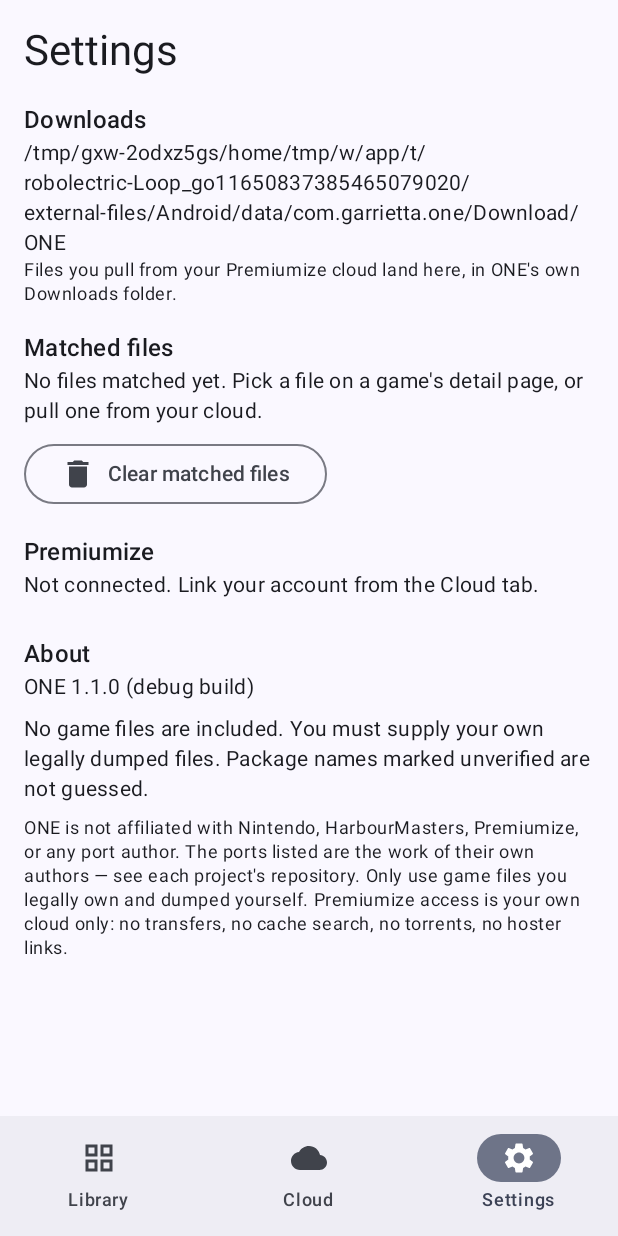
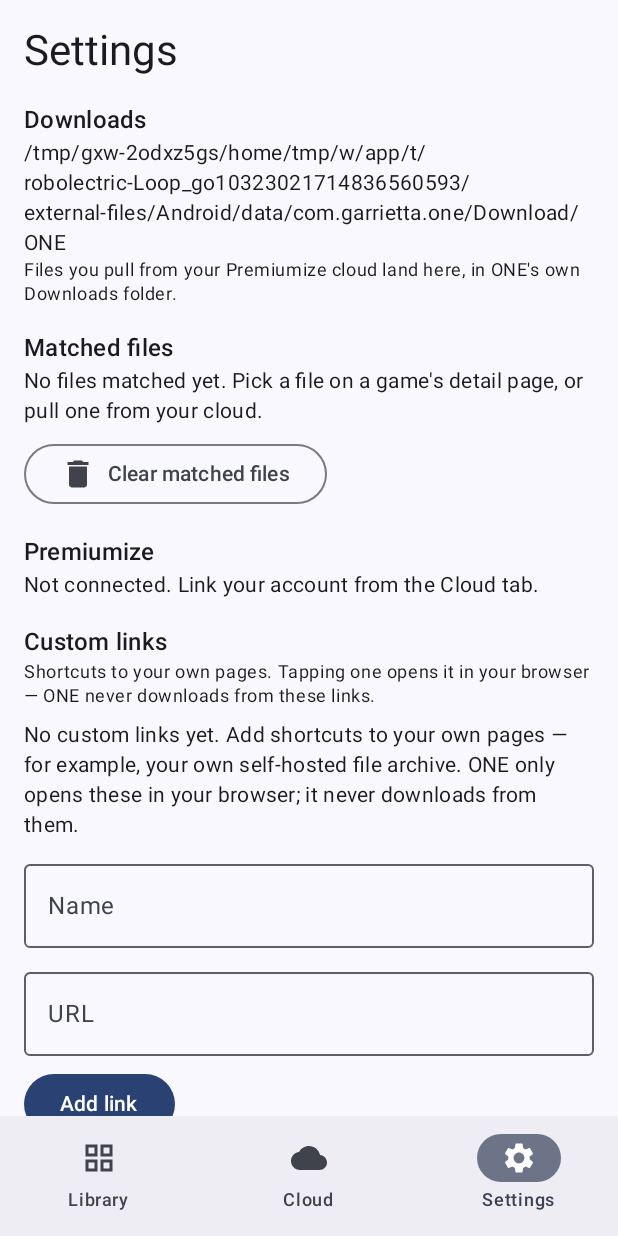
Before and after one commit to Garrietta/ONE-Launcher, an Android app built with Jetpack Compose: the screen it shows after launch (MainActivity), item 3 of the bottom bar chosen, on a phone screen of 412 x 824 dp. Run offline under Robolectric (Android 15) with nearby library versions, the phone set to English and light mode, and no system bars; our stand-ins replace window size class; pictures from the network do not load; 3 statements that could not run were skipped.

Commit message:
v1.1.0: Custom links in Settings (browser-only shortcuts)
- New "Custom links" section in Settings: the user adds a shortcut as
  name + URL; the list shows the name and host, tapping it opens it in
  the external browser via the existing openUrl helper, and each row has
  a delete button. No edit in v1.1 — delete + re-add is fine.
- Storage is on-device only: DataStore Preferences as a JSON list
  (kotlinx-serialization). Never synced, never in the repo, never logged.
- URL handling is the pure function normalizeCustomLinkUrl: trims,
  prepends https:// when no scheme is present, accepts http/https only,
  rejects anything else with a plain inline error. Unit-tested
  (CustomLinksTest): valid https, missing scheme gets https, host:port
  without scheme gets https, ftp/javascript/mailto rejected, blank
  rejected, scheme without host rejected.
- Boundary: nothing is prefilled and no download site is named anywhere.
  The app never downloads, fetches, or matches anything from a custom
  link — tap opens in the browser, nothing else. No integration with
  Cloud, matching, or Downloads.
- CHANGELOG v1.1.0 entry.

```diff
--- a/app/src/main/java/dev/one/launcher/ui/OneApp.kt
+++ b/app/src/main/java/dev/one/launcher/ui/OneApp.kt
@@ -1022,12 +1022,18 @@ private fun CloudItemRow(
 
 // ---- Settings ----
 
+@OptIn(ExperimentalMaterial3Api::class)
 @Composable
 private fun SettingsScreen(viewModel: OneViewModel) {
+    val context = LocalContext.current
     val account by viewModel.pmAccount.collectAsState()
     val statuses by viewModel.portStatuses.collectAsState()
     val assignedFiles by viewModel.assignedFiles.collectAsState()
+    val customLinks by viewModel.customLinks.collectAsState()
+    val customLinkError by viewModel.customLinkError.collectAsState()
     var message by remember { mutableStateOf<String?>(null) }
+    var linkName by remember { mutableStateOf("") }
+    var linkUrl by remember { mutableStateOf("") }
 
     Column(
         modifier = Modifier
@@ -1113,6 +1119,77 @@ private fun SettingsScreen(viewModel: OneViewModel) {
             Spacer(modifier = Modifier.height(8.dp))
             Text(text = message!!, style = MaterialTheme.typography.bodySmall)
         }
+        Spacer(modifier = Modifier.height(16.dp))
+
+        Text(text = "Custom links", style = MaterialTheme.typography.titleMedium)
+        Text(
+            text = "Shortcuts to your own pages. Tapping one opens it in " +
+                "your browser — ONE never downloads from these links.",
+            style = MaterialTheme.typography.bodySmall
+        )
+        Spacer(modifier = Modifier.height(8.dp))
+        if (customLinks.isEmpty()) {
+            Text(
+                text = "No custom links yet. Add shortcuts to your own pages — " +
+                    "for example, your own self-hosted file archive. ONE only " +
+                    "opens these in your browser; it never downloads from them.",
+                style = MaterialTheme.typography.bodyMedium
+            )
+        } else {
+            customLinks.forEach { link ->
+                Row(verticalAlignment = Alignment.CenterVertically) {
+                    Column(modifier = Modifier.weight(1f)) {
+                        TextButton(onClick = { openUrl(context, link.url) }) {
+                            Text(link.name)
+                        }
+                        Text(
+                            text = Uri.parse(link.url).host ?: link.url,
+                            style = MaterialTheme.typography.bodySmall,
+                            color = MaterialTheme.colorScheme.onSurfaceVariant
+                        )
+                    }
+                    IconButton(onClick = { viewModel.removeCustomLink(link) }) {
+                        Icon(
+                            Icons.Filled.Delete,
+                            contentDescription = "Delete ${link.name}"
+                        )
+                    }
+                }
+            }
+        }
+        Spacer(modifier = Modifier.height(8.dp))
+        OutlinedTextField(
+            value = linkName,
+            onValueChange = { linkName = it },
+            label = { Text("Name") },
+            placeholder = { Text("My archive") },
+            singleLine = true,
+            modifier = Modifier.fillMaxWidth()
+        )
+        Spacer(modifier = Modifier.height(8.dp))
+        OutlinedTextField(
+            value = linkUrl,
+            onValueChange = { linkUrl = it },
+            label = { Text("URL") },
+            placeholder = { Text("https://example.com") },
+            singleLine = true,
+            modifier = Modifier.fillMaxWidth()
+        )
+        Spacer(modifier = Modifier.height(8.dp))
+        Button(
+            onClick = {
+                if (viewModel.addCustomLink(linkName, linkUrl)) {
+                    linkName = ""
+                    linkUrl = ""
+                }
+            }
+        ) {
+            Text("Add link")
+        }
+        if (customLinkError != null) {
+            Spacer(modifier = Modifier.height(4.dp))
+            Text(text = customLinkError!!, color = MaterialTheme.colorScheme.error)
+        }
 
         Spacer(modifier = Modifier.height(24.dp))
         Text(text = "About", style = MaterialTheme.typography.titleMedium)
--- a/app/src/main/java/dev/one/launcher/ui/OneViewModel.kt
+++ b/app/src/main/java/dev/one/launcher/ui/OneViewModel.kt
@@ -9,6 +9,8 @@ import androidx.lifecycle.AndroidViewModel
 import androidx.lifecycle.ViewModel
 import androidx.lifecycle.ViewModelProvider
 import androidx.lifecycle.viewModelScope
+import dev.one.launcher.data.CustomLink
+import dev.one.launcher.data.CustomLinksStore
 import dev.one.launcher.data.DownloadRepository
 import dev.one.launcher.data.DownloadState
 import dev.one.launcher.data.GitHubAsset
@@ -29,6 +31,7 @@ import dev.one.launcher.data.PremiumizeResult
 import dev.one.launcher.data.ReleaseResult
 import dev.one.launcher.data.SecureKeyStore
 import dev.one.launcher.data.compareVersions
+import dev.one.launcher.data.normalizeCustomLinkUrl
 import dev.one.launcher.data.pickApkAsset
 import dev.one.launcher.model.Port
 import dev.one.launcher.model.PortCatalog
@@ -99,6 +102,7 @@ class OneViewModel(application: Application) : AndroidViewModel(application) {
     private val matchedStore = MatchedFilesStore(application)
     private val downloadRepo = DownloadRepository(application)
     private val releasesApi = GitHubReleasesApi()
+    private val customLinksStore = CustomLinksStore(application)
 
     // StateFlows must be declared before init: init calls refreshLibrary(),
     // and Kotlin initializes properties and init blocks in declaration order,
@@ -170,6 +174,14 @@ class OneViewModel(application: Application) : AndroidViewModel(application) {
     private val _extractMessage = MutableStateFlow<Map<String, String>>(emptyMap())
     val extractMessage: StateFlow<Map<String, String>> = _extractMessage.asStateFlow()
 
+    /** User-entered custom links (Settings), stored only on this device. */
+    private val _customLinks = MutableStateFlow<List<CustomLink>>(emptyList())
+    val customLinks: StateFlow<List<CustomLink>> = _customLinks.asStateFlow()
+
+    /** Validation error from adding a custom link, if any. */
+    private val _customLinkError = MutableStateFlow<String?>(null)
+    val customLinkError: StateFlow<String?> = _customLinkError.asStateFlow()
+
     /** (folder id, display name), root first. */
     private val folderStack = mutableListOf<Pair<String?, String>>(null to "My cloud")
 
@@ -191,6 +203,10 @@ class OneViewModel(application: Application) : AndroidViewModel(application) {
         catalogNote = catalog.catalogNote
         ports = catalog.ports
         refreshLibrary()
+        // Keep the on-device custom links in state.
+        viewModelScope.launch {
+            customLinksStore.links.collect { _customLinks.value = it }
+        }
         // Restore a saved Premiumize session, if the user linked one before.
         if (secureKeyStore.getApiKey() != null) {
             viewModelScope.launch { restoreSession() }
@@ -643,6 +659,38 @@ class OneViewModel(application: Application) : AndroidViewModel(application) {
         _downloadError.value = null
     }
 
+    // ---- Custom links (Settings; browser-only shortcuts) ----
+
+    /**
+     * Add a user-entered shortcut. Returns true when it was accepted.
+     * The link is stored on this device only; tapping it later just opens
+     * it in the external browser — ONE never downloads from it.
+     */
+    fun addCustomLink(name: String, rawUrl: String): Boolean {
+        val cleanName = name.trim()
+        if (cleanName.isEmpty()) {
+            _customLinkError.value = "Give the link a name first."
+            return false
+        }
+        val url = normalizeCustomLinkUrl(rawUrl)
+        if (url == null) {
+            _customLinkError.value =
+                "That URL does not look right. Use an http:// or https:// link."
+            return false
+        }
+        _customLinkError.value = null
+        viewModelScope.launch { customLinksStore.add(CustomLink(cleanName, url)) }
+        return true
+    }
+
+    fun removeCustomLink(link: CustomLink) {
+        viewModelScope.launch { customLinksStore.remove(link) }
+    }
+
+    fun dismissCustomLinkError() {
+        _customLinkError.value = null
+    }
+
     fun downloadsDirPath(): String = downloadRepo.downloadsDir().absolutePath
 }
 
```
Also changed, not shown: app/src/main/java/dev/one/launcher/data/CustomLinksStore.kt (added, +106 -0 lines), 2 other files.
